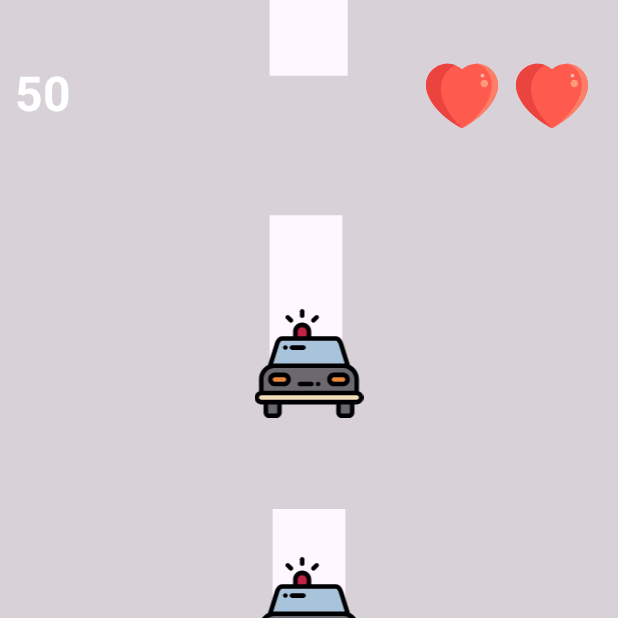
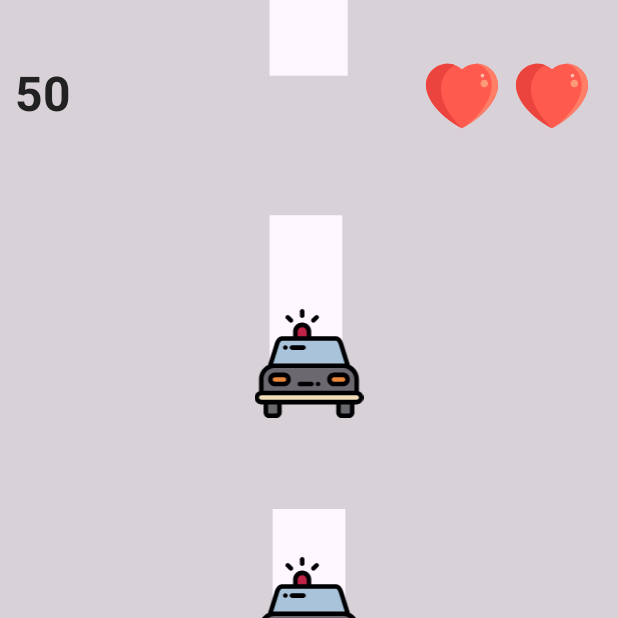
Before and after one commit to ravidmasalton/MobileAssignment, an Android app: the screen it shows after launch (MainActivity), after a tap on an icon or button, on a phone screen of 412 x 824 dp, the top half of it. Run offline under Robolectric (Android 15) with nearby library versions, the phone set to English and light mode, and no system bars.

Commit message:
Adding notes and changing icon

```diff
--- a/app/src/main/AndroidManifest.xml
+++ b/app/src/main/AndroidManifest.xml
@@ -8,12 +8,14 @@
         android:allowBackup="true"
         android:dataExtractionRules="@xml/data_extraction_rules"
         android:fullBackupContent="@xml/backup_rules"
-        android:icon="@mipmap/ic_launcher"
+        android:icon="@drawable/thief_application_"
         android:label="@string/app_name"
         android:roundIcon="@mipmap/ic_launcher_round"
         android:supportsRtl="false"
         android:theme="@style/Theme.MobileAssignment"
         tools:targetApi="31">
+
+
         <activity
             android:name=".MainActivity"
             android:exported="true">
--- a/app/src/main/java/com/example/mobileassignment/MainActivity.java
+++ b/app/src/main/java/com/example/mobileassignment/MainActivity.java
@@ -2,27 +2,21 @@
 
 import android.content.Context;
 import android.media.MediaPlayer;
-import android.media.Ringtone;
-import android.media.RingtoneManager;
-import android.net.Uri;
 import android.os.Build;
 import android.os.Bundle;
 import android.os.Handler;
 import android.os.VibrationEffect;
 import android.os.Vibrator;
-import android.util.Log;
 import android.view.View;
 import android.widget.Toast;
 
 import androidx.activity.EdgeToEdge;
 import androidx.appcompat.app.AppCompatActivity;
+import androidx.appcompat.app.AppCompatDelegate;
 import androidx.appcompat.widget.AppCompatImageView;
 
 import com.google.android.material.button.MaterialButton;
-import com.google.android.material.dialog.MaterialAlertDialogBuilder;
 import com.google.android.material.textview.MaterialTextView;
-
-import java.util.ArrayList;
 
 public class MainActivity extends AppCompatActivity {
 
@@ -42,14 +36,16 @@
     protected void onCreate(Bundle savedInstanceState) {
         super.onCreate(savedInstanceState);
         EdgeToEdge.enable(this);
+        AppCompatDelegate.setDefaultNightMode(AppCompatDelegate.MODE_NIGHT_NO);
+
         setContentView(R.layout.activity_main);
+
         findViews();
-
-        game_BTN_left.setOnClickListener(v -> update_currunt_location_view(0));
-        game_BTN_right.setOnClickListener(v -> update_currunt_location_view(1));
-
+        game_BTN_left.setOnClickListener(v -> updateCurrentLocationUIOfPlayer(0));
+        game_BTN_right.setOnClickListener(v -> updateCurrentLocationUIOfPlayer(1));
         gameManager = new GameManager(3);
         updateLivesUI();
+
 
     }
 
@@ -67,7 +63,8 @@
     }
 
 
-    private void checkCollision() {
+
+    private void checkCollision() { //check if player hit a mine
         if (gameManager.checkCollision()) {
             toast("boom");
             vibrator();
@@ -81,20 +78,22 @@
             }
             updateLivesUI();
         }
+        else
+            gameManager.incrementScore();
+
+        game_LBL_score.setText(String.valueOf(gameManager.getScore()));
+
 
     }
 
 
 
     private void gameLoop() {
-
         updateMines();
-        gameManager.incrementScore();
-        game_LBL_score.setText(String.valueOf(gameManager.getScore()));
         checkCollision();
     }
 
-    private void updateMines() {
+    private void updateMines() { //Update mines on the matrix
         int[][] location_of_mines = gameManager.Update_mines();
         for (int i = 0; i < location_of_mines.length; i++) {
             for (int j = 0; j < location_of_mines[i].length; j++)
@@ -106,7 +105,7 @@
         }
     }
 
-    private void updateLivesUI() {
+    private void updateLivesUI() { //update lives
         int SZ = game_IMG_hearts.length;
 
         for (int i = 0; i < SZ; i++) {
@@ -120,7 +119,7 @@
 
     }
 
-    private void update_currunt_location_view(int direction) {
+    private void updateCurrentLocationUIOfPlayer(int direction) {  //update player location
         game_IMG_player[gameManager.getLocation()].setVisibility(View.INVISIBLE);
         gameManager.setNewLocation(direction);
         game_IMG_player[gameManager.getLocation()].setVisibility(View.VISIBLE);
@@ -223,14 +222,19 @@
         mp.start();
 
     }
-    private void lose() {
+    private void lose() { //lose game
         stop();
         toast("You lose");
+        gameStartup();;
+        start();
+    }
+
+    public void gameStartup(){ //restart game
         game_IMG_player[gameManager.getLocation()].setVisibility(View.INVISIBLE);
         gameManager = new GameManager(3);
+        updateLivesUI();
+        updateMines();
         game_IMG_player[gameManager.getLocation()].setVisibility(View.VISIBLE);
-        updateLivesUI();
-        start();
     }
 
 
--- a/app/src/main/res/layout/activity_main.xml
+++ b/app/src/main/res/layout/activity_main.xml
@@ -77,7 +77,7 @@
         android:layout_marginEnd="16dp"
         android:gravity="center"
         android:text="000"
-        android:textColor="#FFFFFF"
+        android:textColor="#212121"
         android:padding="10dp"
         android:layout_marginTop="10dp"
         android:textSize="32sp"
--- a/app/src/main/res/values/strings.xml
+++ b/app/src/main/res/values/strings.xml
@@ -1,3 +1,3 @@
 <resources>
-    <string name="app_name">MobileAssignment</string>
+    <string name="app_name">Cops and thieves</string>
 </resources>
```
Also changed, not shown: app/src/main/res/drawable/donut.xml (deleted, +0 -26 lines), app/src/main/res/drawable/thief_application_.xml (added, +98 -0 lines), app/src/main/res/drawable/image_background.jpg (deleted).
